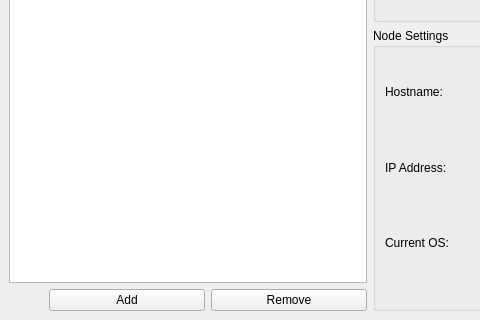
The window that ClusterControl/modules/ClusterSettingsBase.ui (patrickhartling/maestro) describes before a commit, drawn with Qt 5; both pictures show x 0 to 480 and y 271 to 591 of the 740 by 591 pixel window.
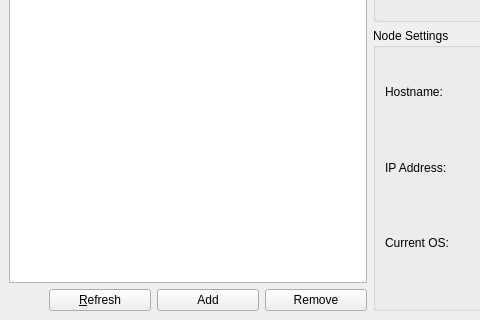
The same window after the commit.

Commit message: - Adding ClusterConfig data structure.

```diff
--- a/ClusterControl/modules/ClusterSettingsBase.ui
+++ b/ClusterControl/modules/ClusterSettingsBase.ui
@@ -66,6 +66,13 @@
          </property>
         </spacer>
        </item>
+       <item>
+        <widget class="QPushButton" name="refreshButton" >
+         <property name="text" >
+          <string>&amp;Refresh</string>
+         </property>
+        </widget>
+       </item>
        <item>
         <widget class="QPushButton" name="mRemoveBtn" >
          <property name="toolTip" >
```
Left out of the diff: 4 changed lines with no effect on the pictures. The commit also changes 5 other files.
